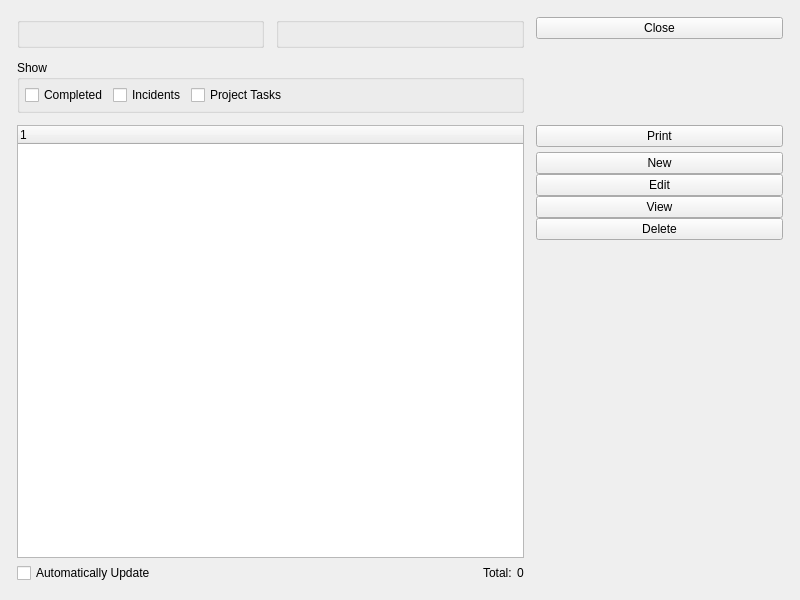
Qt form xtuple/trunk/guiclient/todoList.ui (WooodHead/xtuple) before a commit.
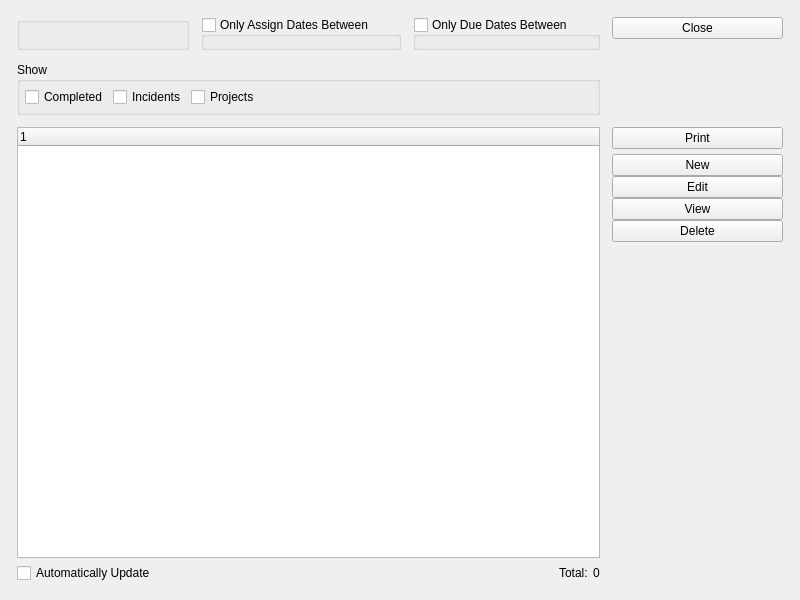
The same form after that commit. Custom widgets are drawn as their Qt base class.

Commit message: issue #7249:  Show projects on to do list and allow editing of them.  Also, add assign date parameter so incidents can be filtered by date.  Add assign date column.

Diff of the .ui file:
```diff
--- a/xtuple/trunk/guiclient/todoList.ui
+++ b/xtuple/trunk/guiclient/todoList.ui
@@ -12,7 +12,7 @@
   <property name="windowTitle" >
    <string>To-Do List</string>
   </property>
-  <layout class="QGridLayout" name="gridLayout_3" >
+  <layout class="QGridLayout" name="gridLayout_4" >
    <item row="0" column="0" >
     <layout class="QGridLayout" name="gridLayout_2" >
      <property name="margin" >
@@ -31,7 +31,35 @@
      <item row="0" column="1" >
       <widget class="QGroupBox" name="_dateGroup" >
        <property name="title" >
-        <string/>
+        <string>Only Assign Dates Between </string>
+       </property>
+       <property name="checkable" >
+        <bool>true</bool>
+       </property>
+       <property name="checked" >
+        <bool>false</bool>
+       </property>
+       <layout class="QGridLayout" name="gridLayout_3" >
+        <item row="0" column="0" >
+         <widget class="DateCluster" name="_assignDates" >
+          <property name="focusPolicy" >
+           <enum>Qt::StrongFocus</enum>
+          </property>
+         </widget>
+        </item>
+       </layout>
+      </widget>
+     </item>
+     <item row="0" column="2" >
+      <widget class="QGroupBox" name="_duedateGroup" >
+       <property name="title" >
+        <string>Only Due Dates Between </string>
+       </property>
+       <property name="checkable" >
+        <bool>true</bool>
+       </property>
+       <property name="checked" >
+        <bool>false</bool>
        </property>
        <layout class="QGridLayout" name="gridLayout" >
         <item row="0" column="0" >
@@ -44,7 +72,7 @@
        </layout>
       </widget>
      </item>
-     <item rowspan="2" row="0" column="2" >
+     <item rowspan="2" row="0" column="3" >
       <layout class="QVBoxLayout" name="verticalLayout_2" >
        <item>
         <widget class="QPushButton" name="_close" >
@@ -68,7 +96,7 @@
        </item>
       </layout>
      </item>
-     <item row="1" column="0" colspan="2" >
+     <item row="1" column="0" colspan="3" >
       <widget class="QGroupBox" name="_showGroup" >
        <property name="title" >
         <string>Show</string>
@@ -91,7 +119,7 @@
         <item>
          <widget class="XCheckBox" name="_projects" >
           <property name="text" >
-           <string>Project Tasks</string>
+           <string>Projects</string>
           </property>
          </widget>
         </item>
@@ -111,7 +139,7 @@
        </layout>
       </widget>
      </item>
-     <item row="2" column="0" colspan="2" >
+     <item row="2" column="0" colspan="3" >
       <layout class="QVBoxLayout" name="verticalLayout_3" >
        <item>
         <widget class="XTreeWidget" name="_todoList" >
@@ -163,7 +191,7 @@
        </item>
       </layout>
      </item>
-     <item row="2" column="2" >
+     <item row="2" column="3" >
       <layout class="QVBoxLayout" name="verticalLayout" >
        <item>
         <widget class="QPushButton" name="_print" >
```
Left out of the diff: 2 changed lines with no effect on the pictures. The commit also changes 2 other files.
